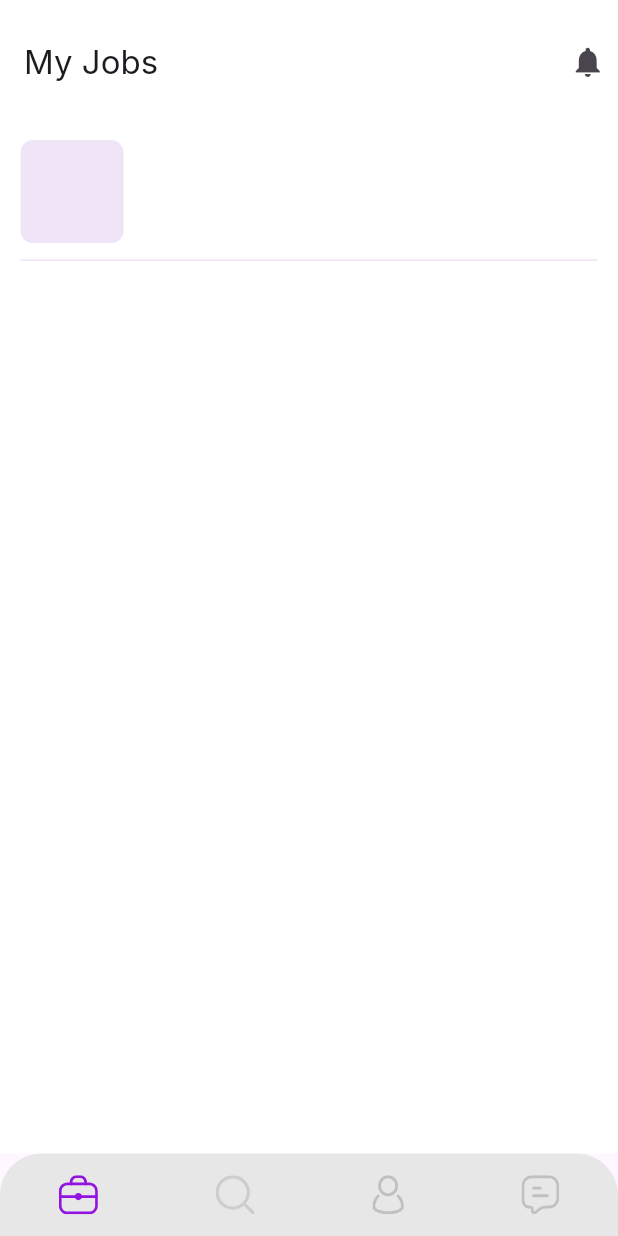
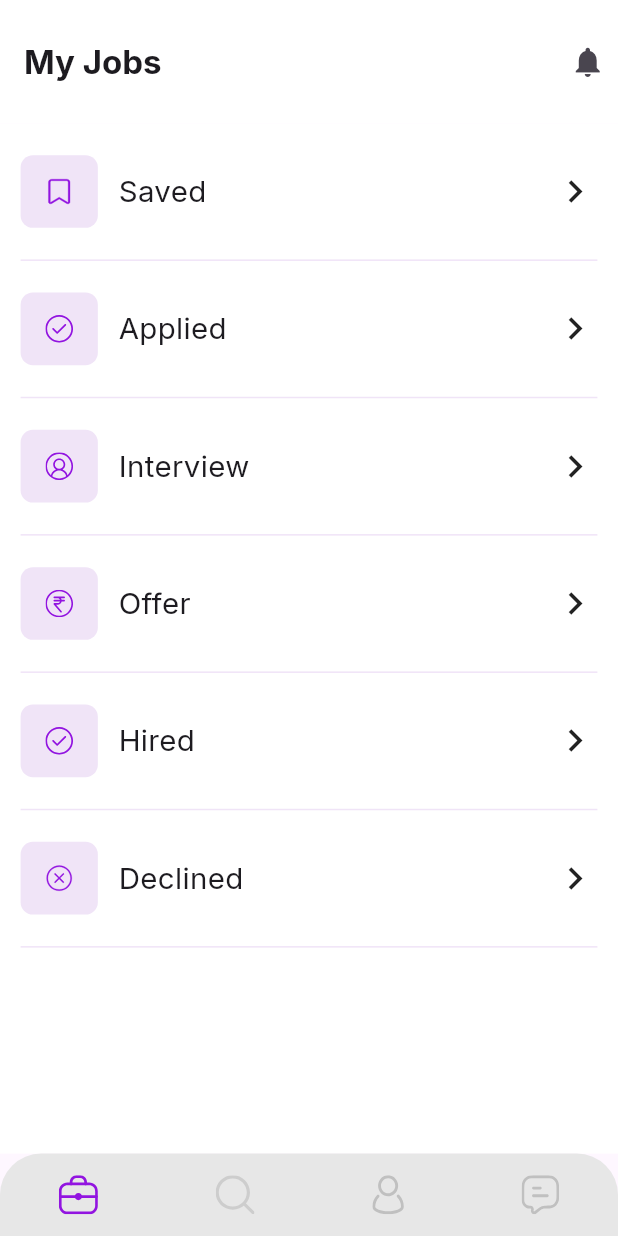
Before and after one commit to Srimantrao/hirexpert, a Flutter app: the Bottam screen opened directly, on a phone screen of 412 x 824 dp. Run offline on Flutter 3.47's test engine with Material 3 defaults, Android fonts, the phone set to English and light mode, and no system bars; our stand-ins replace flutter_svg, get, google_fonts, smooth_page_indicator.

Commit message:
Mon/18-Dec-2023

```diff
--- a/lib/controller/BottamController/MenuNavigationController.dart
+++ b/lib/controller/BottamController/MenuNavigationController.dart
@@ -1,41 +1,33 @@
 // ignore_for_file: non_constant_identifier_names, file_names
 
 import 'package:flutter/cupertino.dart';
+import 'package:hirexpert/view/screen/Menu/Search/Search.dart';
 
 import '../../view/screen/Menu/Home/Home.dart';
 
 class MenuNavigationController with ChangeNotifier {
-  final int _selectindex = 0;
+  int _selectindex = 0;
 
-  final List _item = [
+  final List<Widget> _item = [
     const Home(),
+    const Search(),
   ];
 
   Widget Selectitem(int index) {
     return _item[index];
   }
 
-  int get Selectindex => _selectindex;
+  get Selectindex => _selectindex;
 
-  List get item => _item;
+  List<Widget> get item => _item;
 
-  void SelectIndex_Zero() {
-    _selectindex == 0;
-    notifyListeners();
-  }
-
-  void SelectIndex_One() {
-    _selectindex == 1;
+  void SelectIndex_one() {
+    _selectindex = 0;
     notifyListeners();
   }
 
   void SelectIndex_two() {
-    _selectindex == 2;
-    notifyListeners();
-  }
-
-  void SelectIndex_three() {
-    _selectindex == 2;
+    _selectindex = 1;
     notifyListeners();
   }
 }
--- /dev/null
+++ b/lib/controller/SearchScreenController/DropdownConroller.dart
@@ -0,0 +1,23 @@
+// ignore_for_file: file_names, non_constant_identifier_names
+
+import 'package:flutter/material.dart';
+import '../../view/utils/app_String.dart';
+
+class DropdownController with ChangeNotifier {
+  String _dropdownvalue = DropDownMenu_String.Gujarat;
+  String _dropdownvaluesecond = DropDownMenu_String.all;
+
+  get dropdownvalue => _dropdownvalue;
+
+  get dropdownvaluesecond => _dropdownvaluesecond;
+
+  void Changedopdown_fun(value) {
+    _dropdownvalue = value;
+    notifyListeners();
+  }
+
+  void Changedopdown_second(value) {
+    _dropdownvaluesecond = value;
+    notifyListeners();
+  }
+}
--- a/lib/main.dart
+++ b/lib/main.dart
@@ -8,6 +8,7 @@ import 'package:provider/provider.dart';
 import 'controller/BottamController/MenuNavigationController.dart';
 import 'controller/LoginControoler/visibility.dart';
 import 'controller/OptionController/SelectButton.dart';
+import 'controller/SearchScreenController/DropdownConroller.dart';
 import 'controller/SignupController/SinupController.dart';
 
 void main() {
@@ -27,6 +28,7 @@ class MyApp extends StatelessWidget {
         ChangeNotifierProvider(create: (_) => LoginValidation()),
         ChangeNotifierProvider(create: (_) => SinupController()),
         ChangeNotifierProvider(create: (_) => MenuNavigationController()),
+        ChangeNotifierProvider(create: (_) => DropdownController()),
       ],
       child: GetMaterialApp(
         theme: ThemeData(
--- a/lib/view/screen/Menu/Home/Home.dart
+++ b/lib/view/screen/Menu/Home/Home.dart
@@ -1,8 +1,12 @@
+// ignore_for_file: file_names
+
 import 'package:flutter/material.dart';
 import 'package:get/get_core/src/get_main.dart';
 import 'package:get/get_navigation/get_navigation.dart';
 import 'package:hirexpert/view/utils/app_String.dart';
 import 'package:hirexpert/view/utils/app_color.dart';
+import 'package:hirexpert/view/utils/app_icon.dart';
+import 'package:hirexpert/view/utils/common/Row/homerow.dart';
 
 class Home extends StatefulWidget {
   const Home({super.key});
@@ -19,7 +23,12 @@ class _HomeState extends State<Home> {
         toolbarHeight: Get.height / 10,
         backgroundColor: AppColor.Full_body_color,
         automaticallyImplyLeading: false,
-        title: const Text(My_Jobs_Screen.My_Jobs),
+        title: const Text(
+          My_Jobs_Screen.My_Jobs,
+          style: TextStyle(
+            fontWeight: FontWeight.w700,
+          ),
+        ),
         actions: [
           const Icon(Icons.notifications),
           SizedBox(width: Get.width / 50),
@@ -35,33 +44,14 @@ class _HomeState extends State<Home> {
           padding: EdgeInsets.symmetric(
             horizontal: Get.width / 30,
           ),
-          child: Column(
+          child: const Column(
             children: [
-              Container(
-                width: Get.width,
-                height: Get.height / 9,
-                decoration: BoxDecoration(
-                  border: Border(
-                    bottom: BorderSide(
-                      color: AppColor.Menu_Container_color,
-                    )
-                  )
-                ),
-                child: Row(
-                  children: [
-                    Container(
-                      width: Get.width / 6,
-                      height: Get.height / 12,
-                      decoration: BoxDecoration(
-                        borderRadius: BorderRadius.circular(
-                          Get.width / 50,
-                        ),
-                        color: AppColor.Menu_Container_color,
-                      ),
-                    ),
-                  ],
-                ),
-              )
+              Jobrow(icon: AppIcons.Seeved, name: My_Jobs_Screen.Saved),
+              Jobrow(icon: AppIcons.Applid, name: My_Jobs_Screen.Applied),
+              Jobrow(icon: AppIcons.seved, name: My_Jobs_Screen.Interview),
+              Jobrow(icon: AppIcons.rupess, name: My_Jobs_Screen.Offer),
+              Jobrow(icon: AppIcons.Hired, name: My_Jobs_Screen.Hired),
+              Jobrow(icon: AppIcons.Declind, name: My_Jobs_Screen.Declined),
             ],
           ),
         ),
--- a/lib/view/utils/app_String.dart
+++ b/lib/view/utils/app_String.dart
@@ -1,4 +1,28 @@
 // ignore_for_file: constant_identifier_names, camel_case_types, file_names
+
+//DropDown Menu
+class DropDownMenu_String {
+  static const Gujarat = "Gujarat";
+  static const Maharastrya = "Maharastrya";
+  static const Aandra_pradesh = "Aandra pradesh";
+  static const Madhya_pradesh = "Madhya pradesh";
+  static const Goa = "Goa";
+  static const Karnatak = "Karnatak";
+  static const Telgana = "Telgana";
+  static const Kasmir = "Kasmir";
+  static const Panjab = "Panjab";
+  static const Hedrabadh = "Hedrabadh";
+  static const Bihar = "Bihar";
+  static const Banaras = "Banaras";
+  static const kashi = "kashi";
+
+  //Last
+  static const all = "All";
+  static const seven = "Last 7 Days";
+  static const tharty = "Last 30 Days";
+  static const mothe = "6 Months";
+  static const one = "Last 1 Year";
+}
 
 class Error_String {
   static const sorry = "So Sorry Sir/Mem App is under-consideration";
@@ -18,7 +42,8 @@ class Error_String {
   static const pass = "Input Password !";
   static const cnfpass = "Input ConfirmPasswprd !";
   static const vaild_phone = "Please Input Valid Phone Number !";
-  static const varify_phone = "Not Your Phone Numbres Please Check and Virify !";
+  static const varify_phone =
+      "Not Your Phone Numbres Please Check and Virify !";
 }
 
 //Option Screen
@@ -67,7 +92,7 @@ class Signup_text {
 }
 
 //My_Job Screen
-class My_Jobs_Screen{
+class My_Jobs_Screen {
   static const My_Jobs = "My Jobs";
   static const Saved = "Saved";
   static const Applied = "Applied";
@@ -76,3 +101,22 @@ class My_Jobs_Screen{
   static const Hired = "Hired";
   static const Declined = "Declined";
 }
+
+//Search Screen
+class Search_text {
+  static const Search_Jobs = "Search Jobs";
+  static const Location = "Location";
+  static const Job = "Job Title, Skills...";
+  static const All = "All";
+  static const Listing = "Search Job Listings";
+  static const Mobile = "Mobile Development";
+  static const React = "React Native Developer";
+  static const SlPATIL = "SlPATIL";
+  static const day = "5 Day Working";
+  static const Surat = "Surat";
+  static const Full = "Full Time";
+  static const Year = "1-3 Year Exp";
+  static const lake = "1.00 - 5.00 Lakh’s";
+  static const Hybrid = "Hybrid";
+  static const Days = "5 Days Ago";
+}
--- a/lib/view/utils/app_color.dart
+++ b/lib/view/utils/app_color.dart
@@ -10,4 +10,9 @@ class AppColor {
   static Color subcolor = const Color(0xff989898);
   static Color offButton_color = const Color(0xffDFDFDF);
   static Color Menu_Container_color = const Color(0x2da864d2);
+  static Color black_all = const Color(0xff000000);
+  static Color ditalis_conatiner = const Color(0xffF3F4FB);
+  static Color Small_container_frist = const Color(0x1b00929e);
+  static Color Small_container_second = const Color(0x356F46B9);
+  static Color Small_container_thrd = const Color(0x28FE7C30);
 }
--- a/lib/view/utils/app_icon.dart
+++ b/lib/view/utils/app_icon.dart
@@ -13,6 +13,7 @@ class AppIcons {
   static const Hired = "assets/icon/body/Hired.svg";
   static const rupess = "assets/icon/body/rupees.svg";
   static const seved = "assets/icon/body/user.svg";
+  static const Seeved = "assets/icon/body/Seved.svg";
 
   //bottam
   static const Jobs = "assets/icon/bottam/Jobs.svg";
@@ -20,6 +21,7 @@ class AppIcons {
   static const Profile = "assets/icon/bottam/Profile.svg";
   static const Search = "assets/icon/bottam/Search Job.svg";
   static const open_job  = "assets/icon/bottam/My_Jobs_open.svg";
+  static const Search_job  = "assets/icon/bottam/Search_Job_open.svg";
 
   //buttons
   static const Employee = "assets/icon/button/Employee.svg";
--- a/lib/view/utils/buttom/b_navigation.dart
+++ b/lib/view/utils/buttom/b_navigation.dart
@@ -36,21 +36,37 @@ class _BottamState extends State<Bottam> {
               mainAxisAlignment: MainAxisAlignment.spaceAround,
               children: [
                 InkWell(
+                  highlightColor: Colors.transparent,
+                  focusColor: Colors.transparent,
                   onTap: () {
-                      nav.SelectIndex_Zero();
+                    nav.SelectIndex_one();
                   },
                   child: (nav.Selectindex == 0)
                       ? SvgPicture.asset(AppIcons.open_job)
                       : SvgPicture.asset(AppIcons.Jobs),
                 ),
-                  SvgPicture.asset(AppIcons.Search),
+                InkWell(
+                  highlightColor: Colors.transparent,
+                  focusColor: Colors.transparent,
+                  onTap: () {
+                    nav.SelectIndex_two();
+                  },
+                  child: (nav.Selectindex == 1)
+                      ? SvgPicture.asset(AppIcons.Search_job)
+                      : SvgPicture.asset(AppIcons.Search),
+                ),
                 SvgPicture.asset(AppIcons.Profile),
                 SvgPicture.asset(AppIcons.Messages),
               ],
             );
           },
-          )),
-      body: nav.Selectitem(nav.Selectindex),
+        ),
+      ),
+      body: Consumer<MenuNavigationController>(
+        builder: (BuildContext context, value, Widget? child) {
+          return nav.Selectitem(nav.Selectindex);
+        },
+      ),
     );
   }
 }
--- /dev/null
+++ b/lib/view/utils/common/Row/homerow.dart
@@ -0,0 +1,75 @@
+import 'package:flutter/material.dart';
+import 'package:flutter_svg/svg.dart';
+import 'package:get/get.dart';
+import 'package:get/get_core/src/get_main.dart';
+
+import '../../app_String.dart';
+import '../../app_color.dart';
+import '../../app_icon.dart';
+
+class Jobrow extends StatelessWidget {
+  final String icon;
+  final String name;
+  final void Function()? onTap;
+
+  const Jobrow({
+    super.key,
+    required this.icon,
+    required this.name,
+    this.onTap
+  });
+
+  @override
+  Widget build(BuildContext context) {
+    return InkWell(
+      highlightColor: Colors.transparent,
+      focusColor: Colors.transparent,
+      onTap: onTap,
+      child: Container(
+        width: Get.width,
+        height: Get.height / 9,
+        decoration: BoxDecoration(
+          border: Border(
+            bottom: BorderSide(
+              color: AppColor.Menu_Container_color,
+            ),
+          ),
+        ),
+        child: Row(
+          mainAxisAlignment: MainAxisAlignment.spaceBetween,
+          children: [
+            Row(
+              children: [
+                Container(
+                  width: Get.width / 8,
+                  height: Get.height / 17,
+                  decoration: BoxDecoration(
+                    borderRadius: BorderRadius.circular(
+                      Get.width / 50,
+                    ),
+                    color: AppColor.Menu_Container_color,
+                  ),
+                  child: Padding(
+                    padding: const EdgeInsets.all(15),
+                    child: SvgPicture.asset(icon),
+                  ),
+                ),
+                SizedBox(width: Get.width / 30),
+                Text(
+                  name,
+                  style: TextStyle(
+                    fontSize: Get.width / 21,
+                  ),
+                ),
+              ],
+            ),
+            const Icon(
+              Icons.navigate_next_outlined,
+              size: 30,
+            ),
+          ],
+        ),
+      ),
+    );
+  }
+}
```
Also changed, not shown: lib/modal/Job/jobSearch_list.dart (added, +13 -0 lines), lib/view/screen/Menu/Search/Search.dart (added, +220 -0 lines), lib/view/utils/common/List/jobSearch.dart (added, +240 -0 lines), assets/icon/bottam/Search_Job_open.svg (added). Lines whose indentation alone changed are shown as unchanged.
